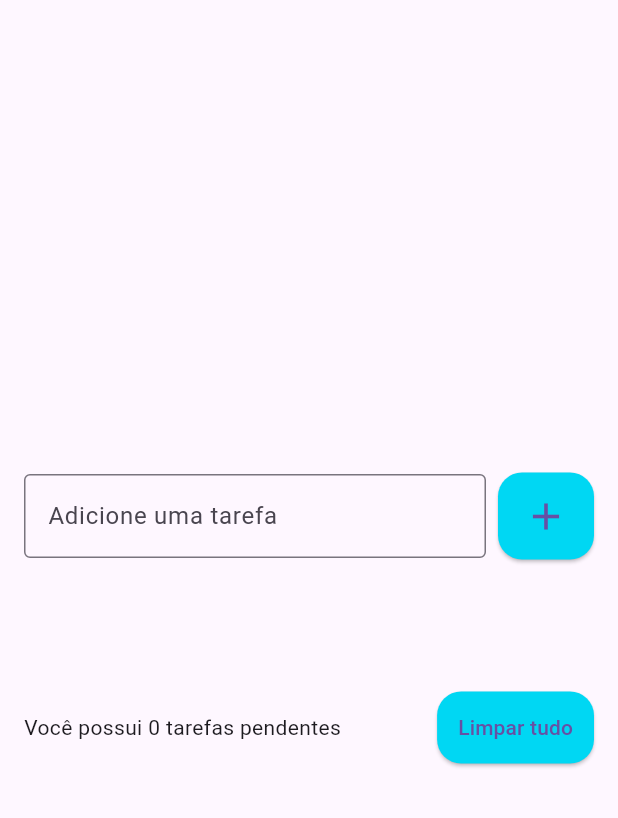
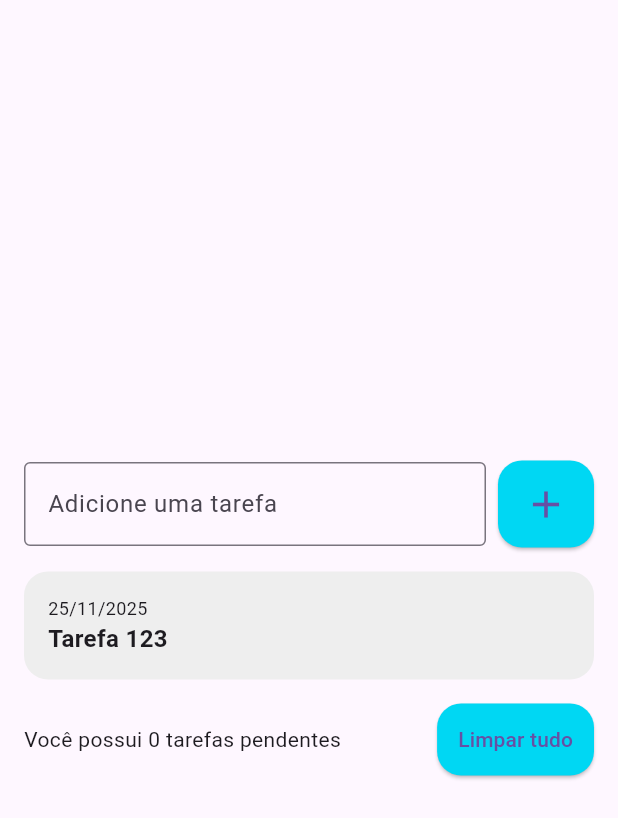
Before and after one commit to brunooyamada/todo_list, a Flutter app: the screen it shows after launch, after a tap on the "add" icon, on a phone screen of 412 x 824 dp. Shown: the top 818 px of the screen. Run offline on Flutter 3.47's test engine with Material 3 defaults, Android fonts, the phone set to English and light mode, and no system bars.

Commit message:
97. Criando os Itens da lista

```diff
--- a/lib/pages/todo_list_page.dart
+++ b/lib/pages/todo_list_page.dart
@@ -1,4 +1,5 @@
 import 'package:flutter/material.dart';
+import 'package:todo_list/widgets/todo_list_item.dart';
 
 class TodoListPage extends StatefulWidget {
   const TodoListPage({super.key});
@@ -57,15 +58,7 @@ class _TodoListPageState extends State<TodoListPage> {
               Flexible(
                 child: ListView(
                   shrinkWrap: true,
-                  children: [
-                    for (String todo in todos)
-                      ListTile(
-                        title: Text(todo),
-                        onTap: () {
-                          print('Tarefa $todo');
-                        },
-                      ),
-                  ],
+                  children: [for (String todo in todos) TodoListItem()],
                 ),
               ),
               SizedBox(height: 16),
--- /dev/null
+++ b/lib/widgets/todo_list_item.dart
@@ -0,0 +1,26 @@
+import 'package:flutter/material.dart';
+
+class TodoListItem extends StatelessWidget {
+  const TodoListItem({super.key});
+
+  @override
+  Widget build(BuildContext context) {
+    return Container(
+      decoration: BoxDecoration(
+        borderRadius: BorderRadius.circular(16),
+        color: Colors.grey[200],
+      ),
+      padding: const EdgeInsets.all(16),
+      child: Column(
+        crossAxisAlignment: CrossAxisAlignment.start,
+        children: [
+          Text('25/11/2025', style: TextStyle(fontSize: 12)),
+          Text(
+            'Tarefa 123',
+            style: TextStyle(fontSize: 16, fontWeight: FontWeight.w600),
+          ),
+        ],
+      ),
+    );
+  }
+}
```
